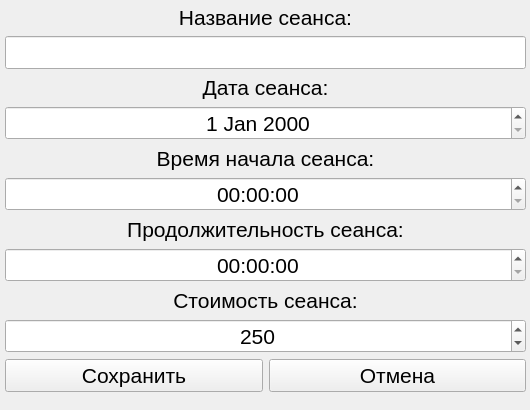
Before: the Qt Designer form form/session.ui in MR-Geri/cinema, drawn with Qt 5.
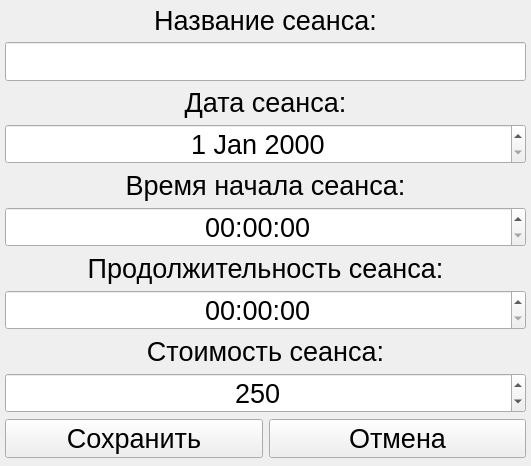
After: the same form once the commit is applied.

```diff
--- a/form/session.ui
+++ b/form/session.ui
@@ -6,8 +6,8 @@
    <rect>
     <x>0</x>
     <y>0</y>
-    <width>530</width>
-    <height>410</height>
+    <width>531</width>
+    <height>466</height>
    </rect>
   </property>
   <property name="sizePolicy">
@@ -25,7 +25,7 @@
      <x>0</x>
      <y>0</y>
      <width>531</width>
-     <height>411</height>
+     <height>466</height>
     </rect>
    </property>
    <layout class="QGridLayout" name="gridLayout">
@@ -54,7 +54,7 @@
       </property>
       <property name="font">
        <font>
-        <pointsize>16</pointsize>
+        <pointsize>20</pointsize>
         <italic>false</italic>
        </font>
       </property>
@@ -76,7 +76,7 @@
       </property>
       <property name="font">
        <font>
-        <pointsize>16</pointsize>
+        <pointsize>20</pointsize>
         <italic>false</italic>
        </font>
       </property>
@@ -98,7 +98,7 @@
       </property>
       <property name="font">
        <font>
-        <pointsize>16</pointsize>
+        <pointsize>20</pointsize>
         <italic>false</italic>
        </font>
       </property>
@@ -114,7 +114,7 @@
      <widget class="QPushButton" name="button_cancel">
       <property name="font">
        <font>
-        <pointsize>16</pointsize>
+        <pointsize>20</pointsize>
        </font>
       </property>
       <property name="text">
@@ -126,7 +126,7 @@
      <widget class="QDateEdit" name="date">
       <property name="font">
        <font>
-        <pointsize>16</pointsize>
+        <pointsize>20</pointsize>
        </font>
       </property>
       <property name="alignment">
@@ -144,7 +144,7 @@
       </property>
       <property name="font">
        <font>
-        <pointsize>16</pointsize>
+        <pointsize>20</pointsize>
         <italic>false</italic>
        </font>
       </property>
@@ -166,7 +166,7 @@
       </property>
       <property name="font">
        <font>
-        <pointsize>16</pointsize>
+        <pointsize>20</pointsize>
         <italic>false</italic>
        </font>
       </property>
@@ -182,7 +182,7 @@
      <widget class="QTimeEdit" name="time">
       <property name="font">
        <font>
-        <pointsize>16</pointsize>
+        <pointsize>20</pointsize>
        </font>
       </property>
       <property name="alignment">
@@ -194,7 +194,7 @@
      <widget class="QPushButton" name="button_save">
       <property name="font">
        <font>
-        <pointsize>16</pointsize>
+        <pointsize>20</pointsize>
        </font>
       </property>
       <property name="text">
@@ -206,7 +206,7 @@
      <widget class="QTimeEdit" name="duration">
       <property name="font">
        <font>
-        <pointsize>16</pointsize>
+        <pointsize>20</pointsize>
        </font>
       </property>
       <property name="alignment">
@@ -218,7 +218,7 @@
      <widget class="QLineEdit" name="title">
       <property name="font">
        <font>
-        <pointsize>16</pointsize>
+        <pointsize>20</pointsize>
        </font>
       </property>
       <property name="alignment">
@@ -230,7 +230,7 @@
      <widget class="QSpinBox" name="price">
       <property name="font">
        <font>
-        <pointsize>16</pointsize>
+        <pointsize>20</pointsize>
        </font>
       </property>
       <property name="alignment">
```
